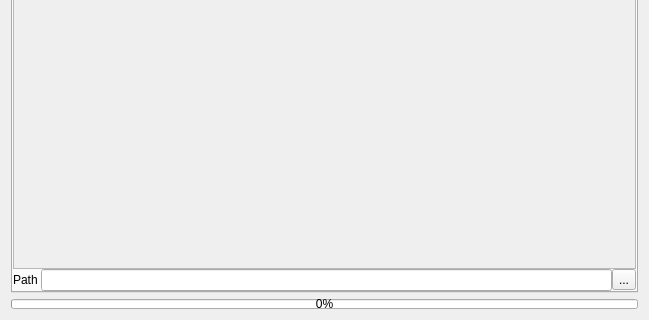
iceanimations/shot_subm_use_multishot, file ui/form.ui: the form before one commit; both pictures show x 0 to 649 and y 353 to 673 of the 649 by 673 pixel window.
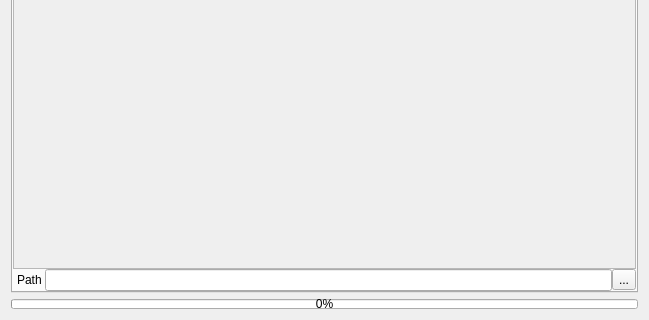
The form after the commit. The open tabs and pages were chosen to show the change.

```diff
--- a/ui/form.ui
+++ b/ui/form.ui
@@ -556,6 +556,9 @@
        </item>
        <item>
         <layout class="QHBoxLayout" name="horizontalLayout_6">
+         <property name="leftMargin">
+          <number>4</number>
+         </property>
          <item>
           <widget class="QLabel" name="label_8">
            <property name="text">
```
Left out of the diff: 15 changed lines with no effect on the pictures.
